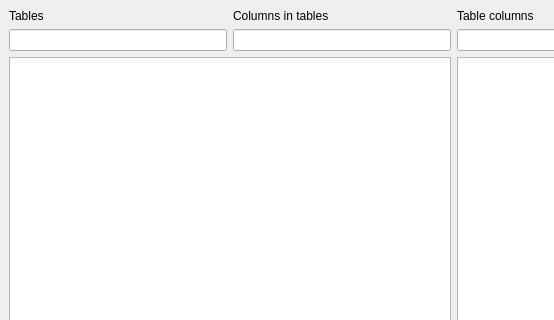
Before: the Qt Designer form DBLoader CMake/structuredescriptor.ui in gfifgfifofich/DB_loader, drawn with Qt 5; both pictures show x 0 to 554 and y 0 to 320 of the 994 by 470 pixel window.
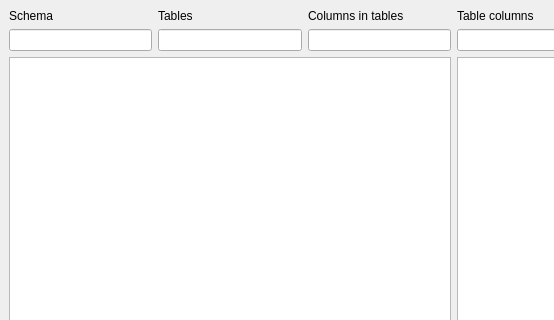
After: the same form once the commit is applied.

Patch:
```diff
--- a/DBLoader CMake/structuredescriptor.ui
+++ b/DBLoader CMake/structuredescriptor.ui
@@ -33,6 +33,13 @@
           <property name="bottomMargin">
            <number>0</number>
           </property>
+          <item>
+           <widget class="QLabel" name="label_4">
+            <property name="text">
+             <string>Schema</string>
+            </property>
+           </widget>
+          </item>
           <item>
            <widget class="QLabel" name="label_2">
             <property name="text">
@@ -63,6 +70,9 @@
           <property name="bottomMargin">
            <number>0</number>
           </property>
+          <item>
+           <widget class="QLineEdit" name="Schema_lineEdit"/>
+          </item>
           <item>
            <widget class="QLineEdit" name="lineEdit_2"/>
           </item>
```
